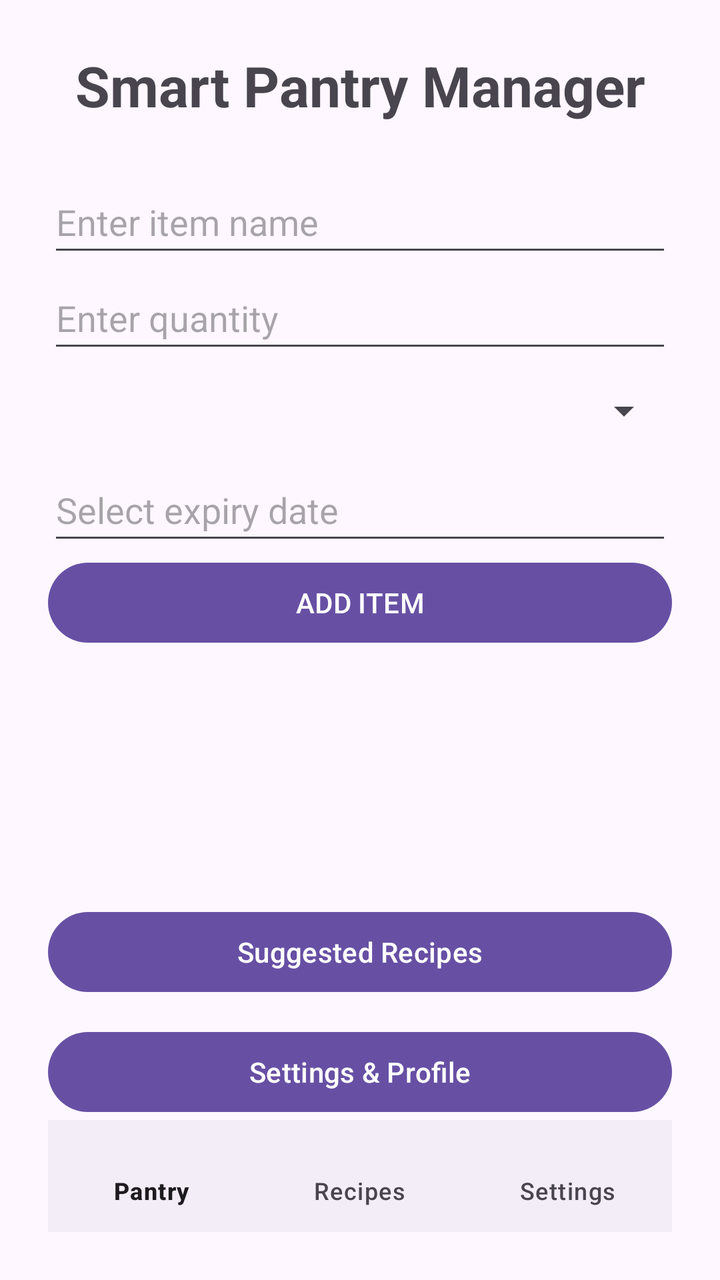
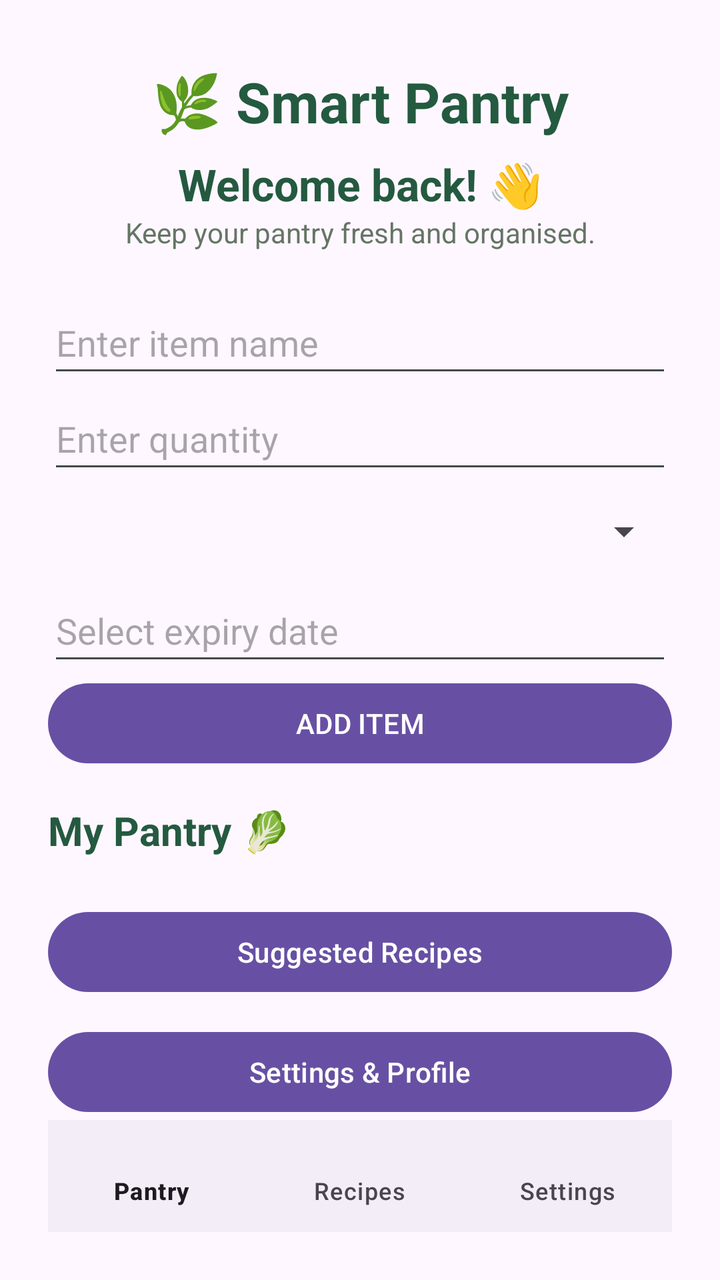

Two renders of the same Android screen: before a commit and after it. Below are the layout's source before the change and the commit's diff.
<!-- AndroidManifest.xml: application theme Theme.SmartPantryManager -->
<!-- res/layout/activity_main.xml -->
<?xml version="1.0" encoding="utf-8"?>
<LinearLayout xmlns:android="http://schemas.android.com/apk/res/android"
    xmlns:app="http://schemas.android.com/apk/res-auto"
    xmlns:tools="http://schemas.android.com/tools"
    android:id="@+id/main"
    android:padding="24dp"
    android:orientation="vertical"
    android:layout_width="match_parent"
    android:layout_height="match_parent"
    tools:context=".MainActivity">

    <TextView
        android:layout_width="match_parent"
        android:layout_height="wrap_content"
        android:text="Smart Pantry Manager"
        android:textSize="28sp"
        android:textStyle="bold"
        android:gravity="center"
        android:layout_marginBottom="24dp" />

    <EditText
        android:id="@+id/editTextItemName"
        android:layout_width="match_parent"
        android:layout_height="wrap_content"
        android:hint="Enter item name"
        android:minHeight="48dp"
        android:inputType="text"
        />

    <EditText
        android:id="@+id/editTextQuantity"
        android:layout_width="match_parent"
        android:layout_height="wrap_content"
        android:minHeight="48dp"
        android:hint="Enter quantity"
        android:inputType="number" />

    <Spinner
        android:id="@+id/spinnerCategory"
        android:layout_width="match_parent"
        android:layout_height="wrap_content"
        android:minHeight="48dp"
        />

    <EditText
        android:id="@+id/editTextExpiryDate"
        android:layout_width="match_parent"
        android:layout_height="wrap_content"
        android:hint="Select expiry date"
        android:minHeight="48dp"
        android:focusable="false"
        android:clickable="true" />

    <Button
        android:id="@+id/btnAddItem"
        android:layout_width="match_parent"
        android:layout_height="wrap_content"
        android:text="ADD ITEM" />

    <ListView
        android:id="@+id/listViewPantry"
        android:layout_width="match_parent"
        android:layout_height="0dp"
        android:layout_weight="1"
        android:layout_marginTop="16dp" />

    <Button
        android:id="@+id/btnSuggestedRecipes"
        android:layout_width="match_parent"
        android:layout_height="wrap_content"
        android:text="Suggested Recipes"
        android:layout_marginTop="12dp" />

    <Button
        android:id="@+id/btnSettings"
        android:layout_width="match_parent"
        android:layout_height="wrap_content"
        android:minHeight="48dp"
        android:text="Settings &amp; Profile"
        android:layout_marginTop="12dp" />

    <com.google.android.material.bottomnavigation.BottomNavigationView
        android:id="@+id/bottomNavigation"
        android:layout_width="match_parent"
        android:layout_height="wrap_content"
        android:minHeight="56dp"
        app:menu="@menu/bottom_nav_menu" />

</LinearLayout>
<!-- resources referenced by this layout -->
<resources>
  <style name="Theme.SmartPantryManager" parent="Base.Theme.SmartPantryManager" />
  <style name="Base.Theme.SmartPantryManager" parent="Theme.Material3.DayNight.NoActionBar">
          
          
      </style>
</resources>

<!-- the commit's change to res/layout/activity_main.xml (unified diff, before → after) -->
@@ -9,14 +9,39 @@
     android:layout_height="match_parent"
     tools:context=".MainActivity">
 
+
+    
     <TextView
         android:layout_width="match_parent"
         android:layout_height="wrap_content"
-        android:text="Smart Pantry Manager"
+        android:text="🌿 Smart Pantry"
         android:textSize="28sp"
         android:textStyle="bold"
         android:gravity="center"
-        android:layout_marginBottom="24dp" />
+        android:textColor="#245A40"
+        android:layout_marginTop="8dp"
+        android:layout_marginBottom="8dp" />
+
+    
+    <TextView
+        android:layout_width="match_parent"
+        android:layout_height="wrap_content"
+        android:text="Welcome back! 👋"
+        android:textSize="22sp"
+        android:textStyle="bold"
+        android:gravity="center"
+        android:textColor="#245A40" />
+
+    
+    <TextView
+        android:layout_width="match_parent"
+        android:layout_height="wrap_content"
+        android:text="Keep your pantry fresh and organised."
+        android:textSize="14sp"
+        android:gravity="center"
+        android:textColor="#657565"
+        android:layout_marginBottom="20dp" />
+
 
     <EditText
         android:id="@+id/editTextItemName"
@@ -57,12 +82,24 @@
         android:layout_height="wrap_content"
         android:text="ADD ITEM" />
 
+
+    <TextView
+        android:layout_width="match_parent"
+        android:layout_height="wrap_content"
+        android:text="My Pantry 🥬"
+        android:textSize="20sp"
+        android:textStyle="bold"
+        android:textColor="#245A40"
+        android:layout_marginTop="16dp"
+        android:layout_marginBottom="4dp" />
+
     <ListView
         android:id="@+id/listViewPantry"
         android:layout_width="match_parent"
         android:layout_height="0dp"
         android:layout_weight="1"
-        android:layout_marginTop="16dp" />
+        android:layout_marginTop="4dp" />
+
 
     <Button
         android:id="@+id/btnSuggestedRecipes"
